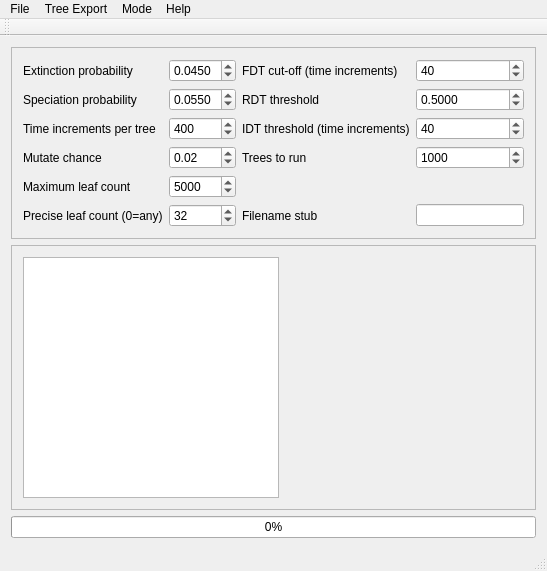
palaeoware/MBL2017, file mainwindow.ui: the form before one commit.
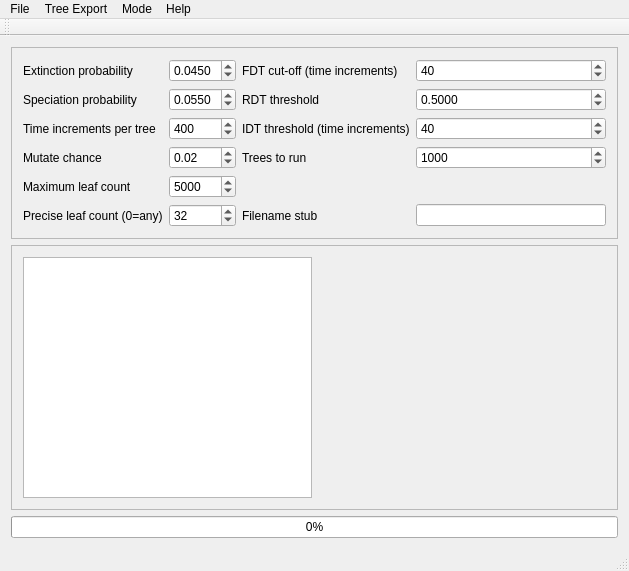
The form after the commit. Custom widgets are drawn as their Qt base class.

Commit message: Implemented random numbers from qresources, load randoms using qrand not zero, started on GUI

```diff
--- a/mainwindow.ui
+++ b/mainwindow.ui
@@ -6,7 +6,7 @@
    <rect>
     <x>0</x>
     <y>0</y>
-    <width>547</width>
+    <width>629</width>
     <height>571</height>
    </rect>
   </property>
@@ -292,8 +292,8 @@
     <rect>
      <x>0</x>
      <y>0</y>
-     <width>547</width>
-     <height>21</height>
+     <width>629</width>
+     <height>22</height>
     </rect>
    </property>
    <widget class="QMenu" name="menuFile">
@@ -362,6 +362,9 @@
    <addaction name="menuHelp"/>
   </widget>
   <widget class="QToolBar" name="mainToolBar">
+   <property name="toolButtonStyle">
+    <enum>Qt::ToolButtonTextUnderIcon</enum>
+   </property>
    <attribute name="toolBarArea">
     <enum>TopToolBarArea</enum>
    </attribute>
```
The commit also changes 3 other files.
